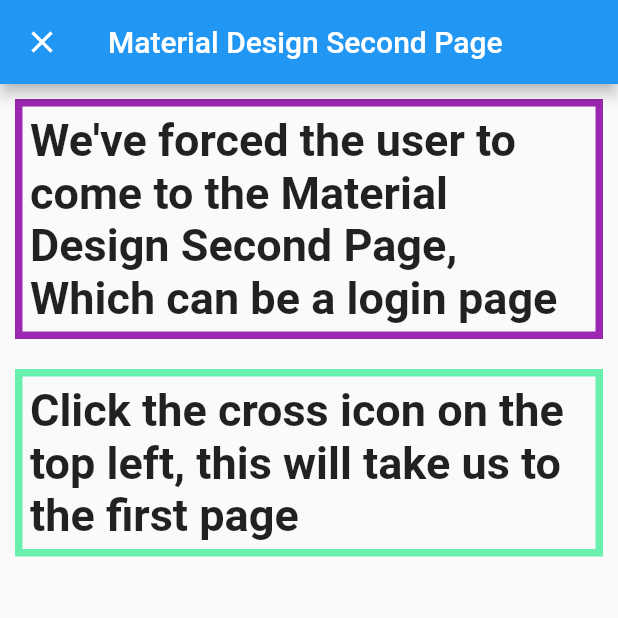
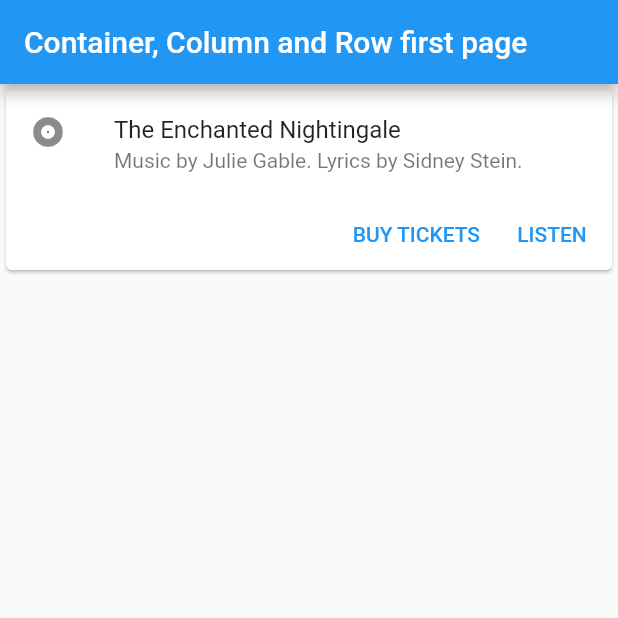
Before and after one commit to sanjibsinha/better_flutter, a Flutter app: the screen it shows after launch, on a phone screen of 412 x 824 dp, the top half of it. Run offline on Flutter 3.47's test engine with Material 2 defaults, Android fonts, the light colour scheme and no system bars.

Commit message:
adding container, column, and row

```diff
--- /dev/null
+++ b/lib/chapter_two/container_column_and_row/view/container_column_row.dart
@@ -0,0 +1,66 @@
+import 'package:flutter/material.dart';
+
+class ContainerColumnRow extends StatelessWidget {
+  const ContainerColumnRow({Key, key}) : super(key: key);
+
+  @override
+  Widget build(BuildContext context) {
+    return MaterialApp(
+      title: 'Difference between container, column and row',
+      home: CCRFirstPage(),
+    );
+  }
+}
+
+class CCRFirstPage extends StatelessWidget {
+  const CCRFirstPage({Key, key}) : super(key: key);
+
+  @override
+  Widget build(BuildContext context) {
+    return Scaffold(
+      appBar: AppBar(
+        title: Text('Container, Column and Row first page'),
+      ),
+      body: CCRFirstPageBody(),
+    );
+  }
+}
+
+class CCRFirstPageBody extends StatelessWidget {
+  const CCRFirstPageBody({Key, key}) : super(key: key);
+
+  @override
+  Widget build(BuildContext context) {
+    return Column(
+      children: [
+        Card(
+          child: Column(
+            mainAxisSize: MainAxisSize.min,
+            children: <Widget>[
+              const ListTile(
+                leading: Icon(Icons.album),
+                title: Text('The Enchanted Nightingale'),
+                subtitle: Text('Music by Julie Gable. Lyrics by Sidney Stein.'),
+              ),
+              Row(
+                mainAxisAlignment: MainAxisAlignment.end,
+                children: <Widget>[
+                  TextButton(
+                    child: const Text('BUY TICKETS'),
+                    onPressed: () {/* ... */},
+                  ),
+                  const SizedBox(width: 8),
+                  TextButton(
+                    child: const Text('LISTEN'),
+                    onPressed: () {/* ... */},
+                  ),
+                  const SizedBox(width: 8),
+                ],
+              ),
+            ],
+          ),
+        ),
+      ],
+    );
+  }
+}
--- a/lib/main.dart
+++ b/lib/main.dart
@@ -1,11 +1,14 @@
 import 'package:flutter/material.dart';
+import 'chapter_two/container_column_and_row/view/container_column_row.dart';
 
-import 'chapter_two/material_app/material_design.dart';
+// import 'chapter_two/material_app/material_design.dart';
 
 void main() {
   /// we'll keep changing the main app here
   ///
-  runApp(MaterialDesign());
+
+  // runApp(MaterialDesign());
+  runApp(ContainerColumnRow());
 }
 
 /// this app is for show, it was built while we had created the
```
